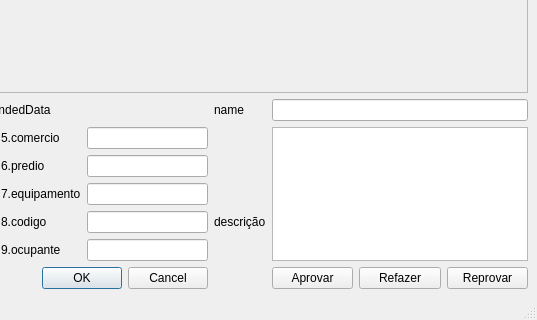
The window that design.ui (joao-carlos-eng/Mapeamento_Interface) describes before a commit, drawn with Qt 5; both pictures show x 192 to 729 and y 476 to 796 of the 729 by 796 pixel window.
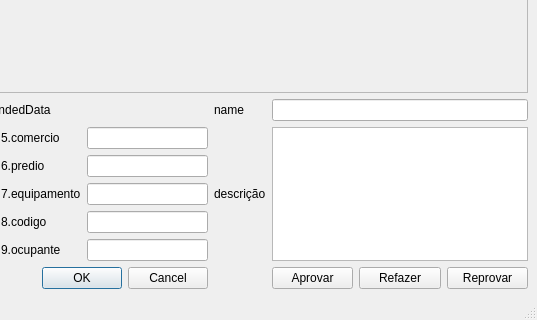
The same window after the commit.

```diff
--- a/design.ui
+++ b/design.ui
@@ -151,13 +151,6 @@
     <item row="5" column="3">
      <widget class="QLineEdit" name="lineEdit_8"/>
     </item>
-    <item row="5" column="4">
-     <widget class="QLabel" name="label_13">
-      <property name="text">
-       <string>descrição</string>
-      </property>
-     </widget>
-    </item>
     <item row="6" column="0">
      <widget class="QLabel" name="label_6">
       <property name="text">
@@ -213,6 +206,13 @@
       </property>
      </widget>
     </item>
+    <item row="4" column="4">
+     <widget class="QLabel" name="label_13">
+      <property name="text">
+       <string>descrição</string>
+      </property>
+     </widget>
+    </item>
    </layout>
   </widget>
   <widget class="QStatusBar" name="statusbar"/>
```
